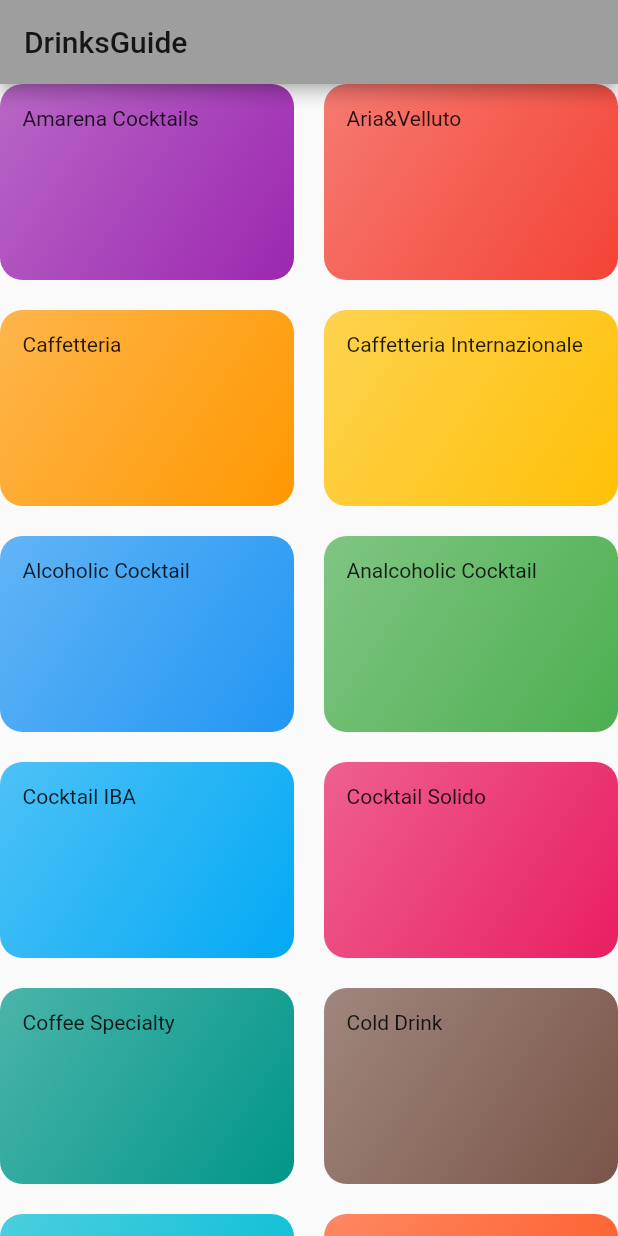
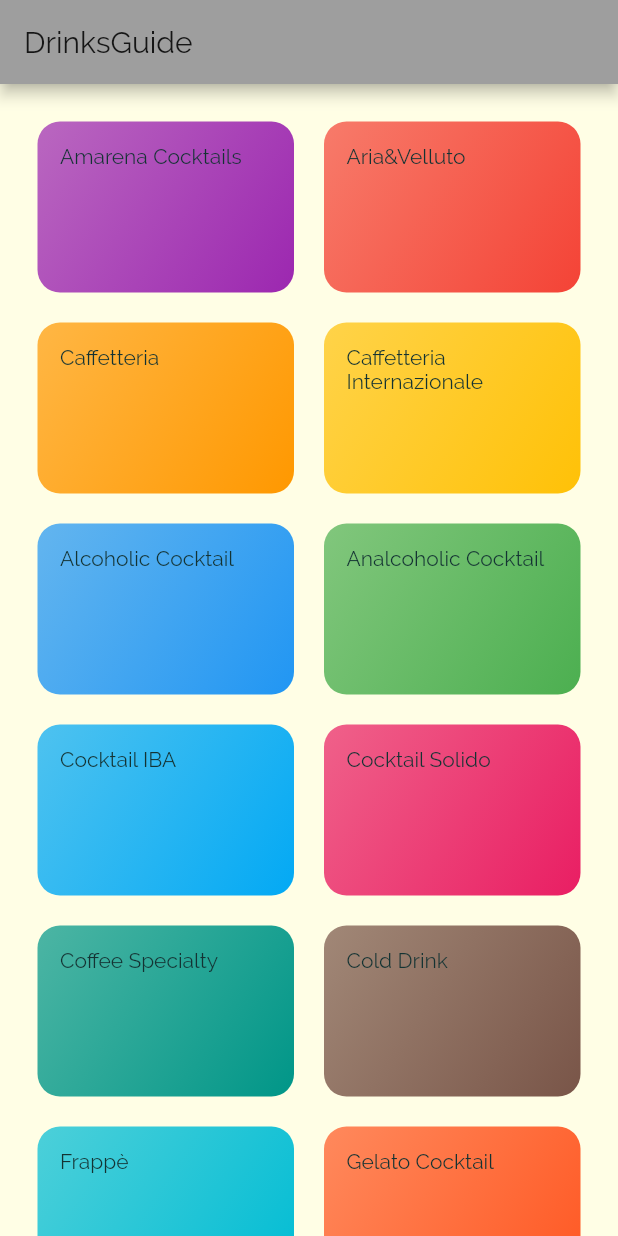
Before and after one commit to isaacoduh/flutter_drinks_demo, a Flutter app: the screen it shows after launch, on a phone screen of 412 x 824 dp. Run offline on Flutter 3.47's test engine with Material 2 defaults, Android fonts, the phone set to English and light mode, and no system bars.

Commit message:
Added Themeing config, Updated Categories Screen to show padding

```diff
--- a/lib/categories_screen.dart
+++ b/lib/categories_screen.dart
@@ -11,6 +11,7 @@ class CategoriesScreen extends StatelessWidget {
         title: const Text('DrinksGuide'),
       ),
       body: GridView(
+        padding: const EdgeInsets.all(25),
         children: DUMMY_CATEGORIES.map((catData) => CategoryItem(catData.title, catData.color)).toList(),
         gridDelegate: SliverGridDelegateWithMaxCrossAxisExtent(maxCrossAxisExtent: 200, childAspectRatio: 3/2, crossAxisSpacing: 20, mainAxisSpacing: 20),
       ),
--- a/lib/main.dart
+++ b/lib/main.dart
@@ -3,13 +3,29 @@ import 'package:flutter/material.dart';
 
 void main() => runApp(MyApp());
 
-class MyApp extends StatelessWidget{
+class MyApp extends StatelessWidget {
   @override
-  Widget build(BuildContext context){
+  Widget build(BuildContext context) {
     return MaterialApp(
       title: 'DrinkGuide',
       theme: ThemeData(
         primarySwatch: Colors.grey,
+        accentColor: Colors.amber,
+        canvasColor: Color.fromRGBO(255, 254, 229, 1),
+        fontFamily: 'Raleway',
+        textTheme: ThemeData.light().textTheme.copyWith(
+          body1: TextStyle(
+            color: Color.fromRGBO(20, 51, 51, 1),
+          ),
+          body2: TextStyle(
+            color: Color.fromRGBO(20, 51, 51, 1),
+          ),
+          title: TextStyle(
+            fontSize: 20,
+            fontFamily: 'RobotoCondensed',
+            fontWeight: FontWeight.bold,
+          ),
+        ),
       ),
       home: CategoriesScreen(),
     );
```
Also changed, not shown: pubspec.yaml (+17 -12 lines), assets/fonts/Raleway-Black.ttf (added), assets/fonts/Raleway-Bold.ttf (added), assets/fonts/Raleway-Regular.ttf (added), assets/fonts/RobotoCondensed-Bold.ttf (added), assets/fonts/RobotoCondensed-Italic.ttf (added), assets/fonts/RobotoCondensed-Light.ttf (added), assets/fonts/RobotoCondensed-Regular.ttf (added).
